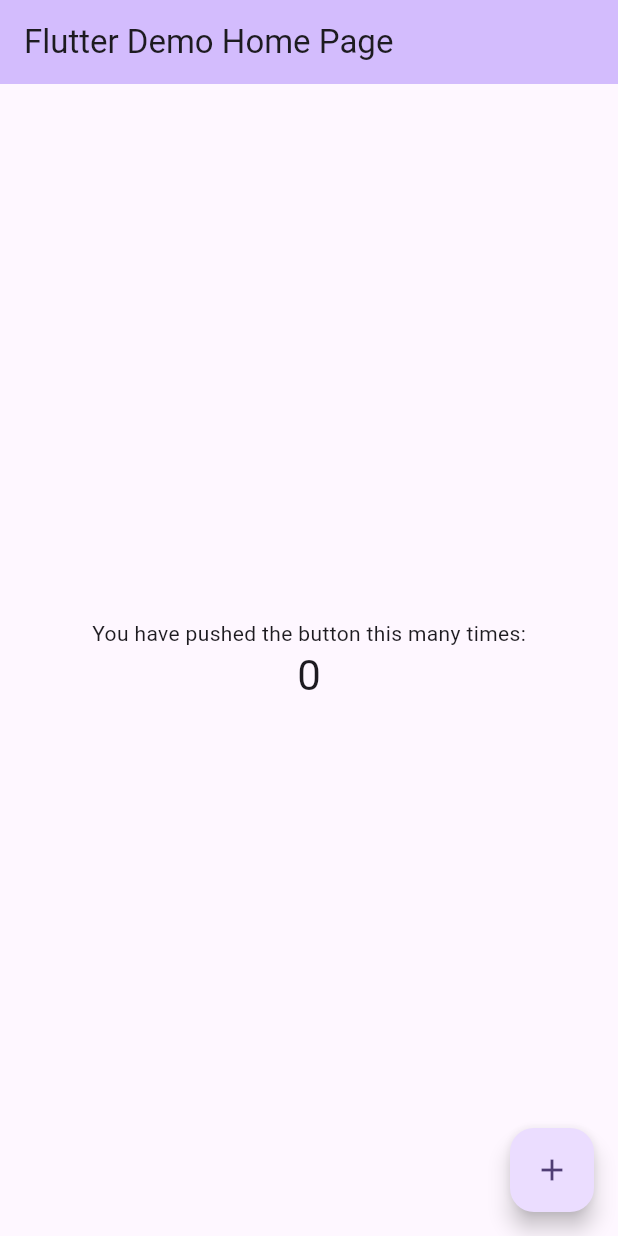
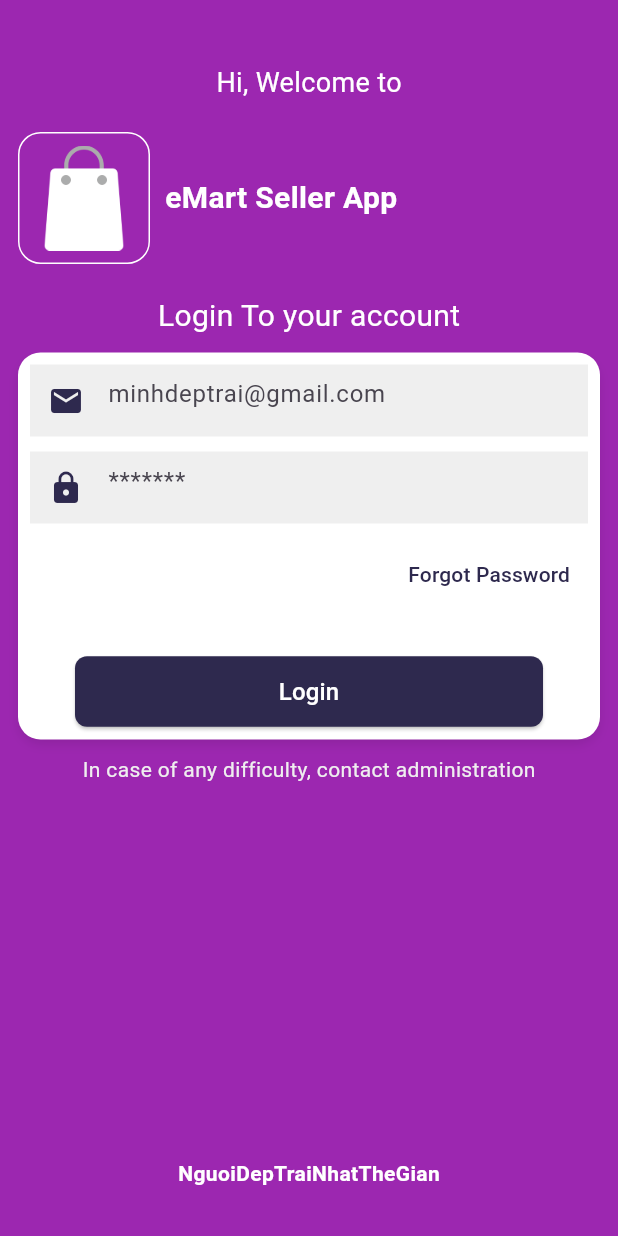
Before and after one commit to MDK301/e_comer_admin, a Flutter app: the screen it shows after launch, on a phone screen of 412 x 824 dp. Run offline on Flutter 3.47's test engine with Material 3 defaults, Android fonts, the phone set to English and light mode, and no system bars; our stand-ins replace firebase_core, get, velocity_x; accounts and stored records are empty.

Commit message:
22/30 no error

```diff
--- a/lib/const/const.dart
+++ b/lib/const/const.dart
@@ -3,3 +3,5 @@ export './lists.dart';
 export './strings.dart';
 export 'package:velocity_x/velocity_x.dart';
 export 'package:flutter/material.dart';
+export './images.dart';
+export 'package:get/get.dart';
--- a/lib/const/strings.dart
+++ b/lib/const/strings.dart
@@ -5,4 +5,15 @@ const appname = "eMart Seller App",
     password = "Password",
     forgotPassword = "Forgot Password",
     anyProblem = "In case of any difficulty, contact administration",
-    credit = "@BaabaDevs";
+    emailhint = "minhdeptrai@gmail.com",
+    passwordhint = "*******",
+    popularProducts = "Popular Products",
+    dashboard = "Dashboard",
+    loginTo = "Login To your account",
+    orders = "Orders",
+    rating = "Rating",
+    totalSales = "Total Sales",
+    products = "Products",
+    setting = "Setting",
+    unpaid = "Unpaid",
+    credit = "NguoiDepTraiNhatTheGian";
--- /dev/null
+++ b/lib/controller/home_controller.dart
@@ -0,0 +1,5 @@
+import 'package:e_comer_admin/const/const.dart';
+
+class HomeController extends GetxController{
+  var navIndex=0.obs;
+}
--- a/lib/main.dart
+++ b/lib/main.dart
@@ -1,6 +1,11 @@
-import 'package:flutter/material.dart';
+import 'package:e_comer_admin/const/const.dart';
+import 'package:e_comer_admin/views/auth_screen/login_screen.dart';
+import 'package:firebase_core/firebase_core.dart';
+import 'package:get/get.dart';
 
-void main() {
+void main() async{
+  WidgetsFlutterBinding.ensureInitialized();
+  await Firebase.initializeApp();
   runApp(const MyApp());
 }
 
@@ -10,116 +15,18 @@
   // This widget is the root of your application.
   @override
   Widget build(BuildContext context) {
-    return MaterialApp(
-      title: 'Flutter Demo',
+    return GetMaterialApp(
+      debugShowCheckedModeBanner: false,
+      title:appname,
+
+      home: LoginScreen(),
       theme: ThemeData(
-        // This is the theme of your application.
-        //
-        // TRY THIS: Try running your application with "flutter run". You'll see
-        // the application has a purple toolbar. Then, without quitting the app,
-        // try changing the seedColor in the colorScheme below to Colors.green
-        // and then invoke "hot reload" (save your changes or press the "hot
-        // reload" button in a Flutter-supported IDE, or press "r" if you used
-        // the command line to start the app).
-        //
-        // Notice that the counter didn't reset back to zero; the application
-        // state is not lost during the reload. To reset the state, use hot
-        // restart instead.
-        //
-        // This works for code too, not just values: Most code changes can be
-        // tested with just a hot reload.
-        colorScheme: ColorScheme.fromSeed(seedColor: Colors.deepPurple),
-        useMaterial3: true,
+        appBarTheme: AppBarTheme(
+          backgroundColor: Colors.transparent,
+          elevation: 0.0,
+        ),
       ),
-      home: const MyHomePage(title: 'Flutter Demo Home Page'),
+
     );
   }
 }
-
-class MyHomePage extends StatefulWidget {
-  const MyHomePage({super.key, required this.title});
-
-  // This widget is the home page of your application. It is stateful, meaning
-  // that it has a State object (defined below) that contains fields that affect
-  // how it looks.
-
-  // This class is the configuration for the state. It holds the values (in this
-  // case the title) provided by the parent (in this case the App widget) and
-  // used by the build method of the State. Fields in a Widget subclass are
-  // always marked "final".
-
-  final String title;
-
-  @override
-  State<MyHomePage> createState() => _MyHomePageState();
-}
-
-class _MyHomePageState extends State<MyHomePage> {
-  int _counter = 0;
-
-  void _incrementCounter() {
-    setState(() {
-      // This call to setState tells the Flutter framework that something has
-      // changed in this State, which causes it to rerun the build method below
-      // so that the display can reflect the updated values. If we changed
-      // _counter without calling setState(), then the build method would not be
-      // called again, and so nothing would appear to happen.
-      _counter++;
-    });
-  }
-
-  @override
-  Widget build(BuildContext context) {
-    // This method is rerun every time setState is called, for instance as done
-    // by the _incrementCounter method above.
-    //
-    // The Flutter framework has been optimized to make rerunning build methods
-    // fast, so that you can just rebuild anything that needs updating rather
-    // than having to individually change instances of widgets.
-    return Scaffold(
-      appBar: AppBar(
-        // TRY THIS: Try changing the color here to a specific color (to
-        // Colors.amber, perhaps?) and trigger a hot reload to see the AppBar
-        // change color while the other colors stay the same.
-        backgroundColor: Theme.of(context).colorScheme.inversePrimary,
-        // Here we take the value from the MyHomePage object that was created by
-        // the App.build method, and use it to set our appbar title.
-        title: Text(widget.title),
-      ),
-      body: Center(
-        // Center is a layout widget. It takes a single child and positions it
-        // in the middle of the parent.
-        child: Column(
-          // Column is also a layout widget. It takes a list of children and
-          // arranges them vertically. By default, it sizes itself to fit its
-          // children horizontally, and tries to be as tall as its parent.
-          //
-          // Column has various properties to control how it sizes itself and
-          // how it positions its children. Here we use mainAxisAlignment to
-          // center the children vertically; the main axis here is the vertical
-          // axis because Columns are vertical (the cross axis would be
-          // horizontal).
-          //
-          // TRY THIS: Invoke "debug painting" (choose the "Toggle Debug Paint"
-          // action in the IDE, or press "p" in the console), to see the
-          // wireframe for each widget.
-          mainAxisAlignment: MainAxisAlignment.center,
-          children: <Widget>[
-            const Text(
-              'You have pushed the button this many times:',
-            ),
-            Text(
-              '$_counter',
-              style: Theme.of(context).textTheme.headlineMedium,
-            ),
-          ],
-        ),
-      ),
-      floatingActionButton: FloatingActionButton(
-        onPressed: _incrementCounter,
-        tooltip: 'Increment',
-        child: const Icon(Icons.add),
-      ), // This trailing comma makes auto-formatting nicer for build methods.
-    );
-  }
-}
--- a/lib/views/auth_screen/login_screen.dart
+++ b/lib/views/auth_screen/login_screen.dart
@@ -0,0 +1,99 @@
+import 'package:e_comer_admin/const/const.dart';
+import 'package:e_comer_admin/views/home_screen/home.dart';
+import 'package:e_comer_admin/views/widget/our_button.dart';
+import 'package:e_comer_admin/views/widget/text_style.dart';
+import 'package:get/get.dart';
+
+class LoginScreen extends StatelessWidget {
+  const LoginScreen({super.key});
+
+  @override
+  Widget build(BuildContext context) {
+    return Scaffold(
+      resizeToAvoidBottomInset: false,
+      backgroundColor: Colors.purple,
+      body: SafeArea(
+        child: Padding(
+          padding: const EdgeInsets.all(12.0),
+          child: Column(children: [
+            30.heightBox,
+            normalText(text: welcome, size: 18.0),
+            20.heightBox,
+            Row(
+              children: [
+                Image.asset(
+                  icLogo,
+                  width: 70,
+                  height: 70,
+                )
+                    .box
+                    .border(color: white)
+                    .rounded
+                    .padding(const EdgeInsets.all(8))
+                    .make(),
+                10.widthBox,
+                boldText(text: appname, size: 20.0),
+              ],
+            ),
+            20.heightBox,
+
+            normalText(text: loginTo,size: 20.0),
+            10.heightBox,
+            Column(
+              children: [
+                TextFormField(
+                  decoration: const InputDecoration(
+                    fillColor: lightGrey,
+                    filled: true,
+                    prefixIcon: Icon(Icons.email, color: purpleColor),
+                    border: InputBorder.none,
+                    hintText: emailhint,
+                  ),
+                ),
+                10.heightBox,
+                TextFormField(
+                  decoration: const InputDecoration(
+                    fillColor: lightGrey,
+                    filled: true,
+                    prefixIcon: Icon(Icons.lock, color: purpleColor),
+                    border: InputBorder.none,
+                    hintText: passwordhint,
+                  ),
+                ),
+                10.heightBox,
+                Align(
+                  alignment: Alignment.centerRight,
+                  child: TextButton(
+                      onPressed: () {},
+                      child:
+                          normalText(text: forgotPassword, color: purpleColor)),
+                ),
+                30.heightBox,
+                SizedBox(
+                    width: context.screenWidth - 100,
+                    child: ourButton(title: login, onPress: () {
+                      Get.to(Home());
+                    })),
+              ],
+            )
+                .box
+                .white
+                .rounded
+                .outerShadowMd
+                .padding(const EdgeInsets.all(8))
+                .make(),
+            10.heightBox,
+            Center(
+              child: normalText(text: anyProblem, color: lightGrey),
+            ),
+            const Spacer(),
+            Center(
+              child: boldText(text: credit),
+            ),
+            20.heightBox,
+          ]),
+        ),
+      ),
+    );
+  }
+}
--- /dev/null
+++ b/lib/views/widget/our_button.dart
@@ -0,0 +1,17 @@
+import 'package:e_comer_admin/const/const.dart';
+import 'package:e_comer_admin/views/widget/text_style.dart';
+
+Widget ourButton({
+  title,
+  color = purpleColor,
+  onPress,
+}) {
+  return ElevatedButton(
+      style: ElevatedButton.styleFrom(
+        shape: RoundedRectangleBorder(borderRadius: BorderRadius.circular(8)),
+        backgroundColor: color,
+        padding: const EdgeInsets.all(12),
+      ),
+      onPressed: onPress,
+      child: normalText(text: title, size: 16.0));
+}
--- /dev/null
+++ b/lib/views/widget/text_style.dart
@@ -0,0 +1,7 @@
+import 'package:e_comer_admin/const/const.dart';
+Widget normalText({text,color=Colors.white,size=14.0}){
+  return "$text".text.color(color).size(size).make();
+}
+Widget boldText({text,color=Colors.white,size=14.0}){
+  return "$text".text.semiBold.color(color).size(size).make();
+}
--- a/pubspec.yaml
+++ b/pubspec.yaml
@@ -35,7 +35,7 @@ dependencies:
   # The following adds the Cupertino Icons font to your application.
   # Use with the CupertinoIcons class for iOS style icons.
   cupertino_icons: ^1.0.2
-  velocity_x: ^3.5.1
+  velocity_x: ^4.2.1
   get: ^4.6.5
   firebase_core: ^2.2.0
   firebase_auth: ^4.1.2
```
Also changed, not shown: lib/const/images.dart (added, +12 -0 lines), lib/views/home_screen/home.dart (added, +65 -0 lines), lib/views/home_screen/home_screen.dart (added, +75 -0 lines), lib/views/orders_screen/orders_screen.dart (added, +56 -0 lines), lib/views/products_screen/products_screen.dart (added, +49 -0 lines), lib/views/profile_screen/profile_screen.dart (added, +14 -0 lines), lib/views/widget/appbar_widget.dart (added, +19 -0 lines), lib/views/widget/dashboard_button.dart (added, +28 -0 lines), firebase.json (added), lib/firebase_options.dart (added), pubspec.lock, 3 other files.
